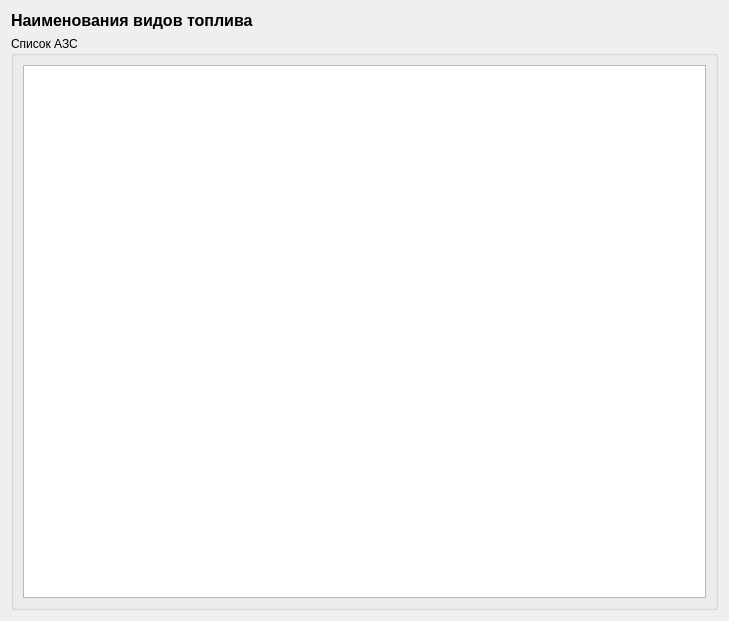
Above: FuelNameDialog/fuelnamedialog.ui from rust3128/iMposOld before the change. Below: the same form after it.
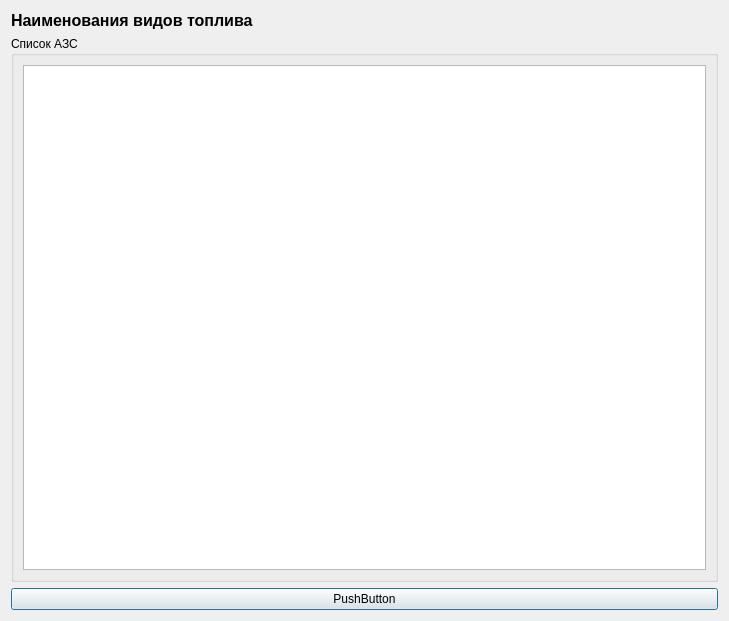
That is the form after the change.

Patch:
```diff
--- a/FuelNameDialog/fuelnamedialog.ui
+++ b/FuelNameDialog/fuelnamedialog.ui
@@ -40,6 +40,13 @@
      </layout>
     </widget>
    </item>
+   <item row="2" column="0">
+    <widget class="QPushButton" name="pushButton">
+     <property name="text">
+      <string>PushButton</string>
+     </property>
+    </widget>
+   </item>
   </layout>
  </widget>
  <resources/>
```
Left out of the diff: 12 changed lines with no effect on the pictures.
